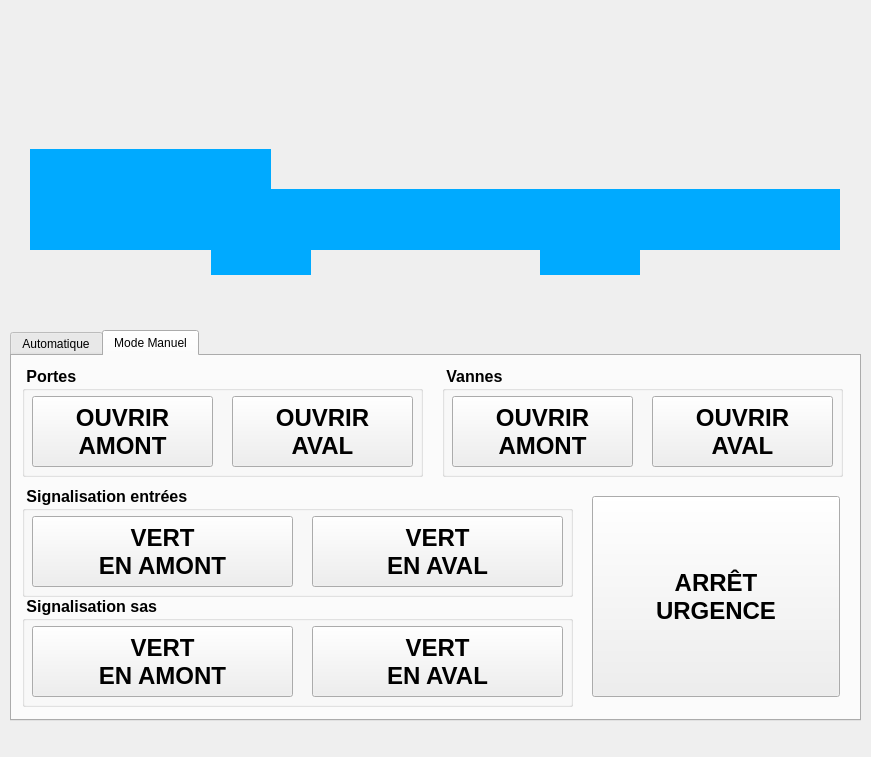
Above: mainwindow.ui from felsocim/Ecluse before the change. Below: the same form after it.
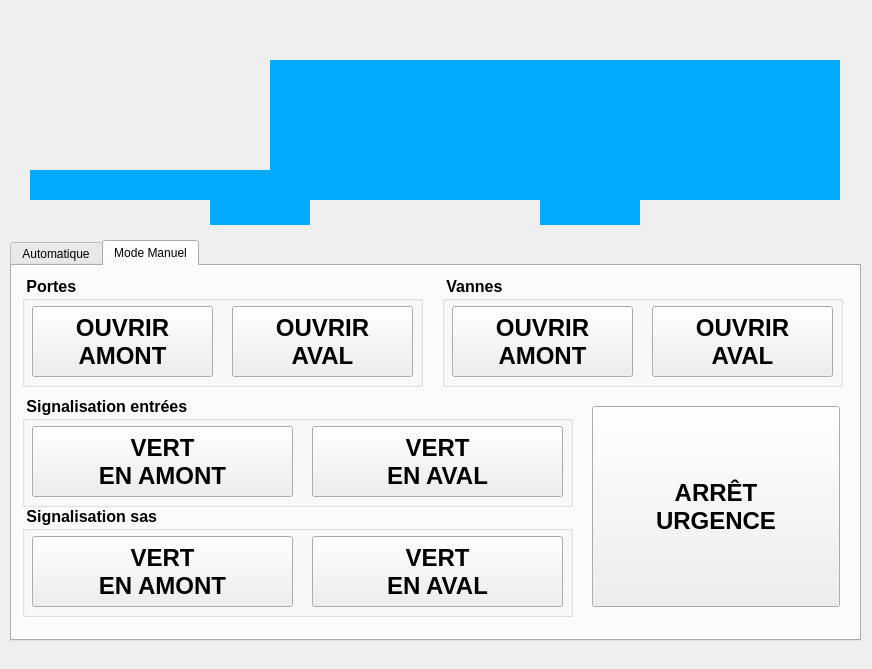
That is the form after the change. Icons and pictures are not drawn.

What changed in the file:
```diff
--- a/mainwindow.ui
+++ b/mainwindow.ui
@@ -6,8 +6,8 @@
    <rect>
     <x>0</x>
     <y>0</y>
-    <width>871</width>
-    <height>757</height>
+    <width>872</width>
+    <height>669</height>
    </rect>
   </property>
   <property name="windowTitle">
@@ -21,9 +21,9 @@
     <property name="geometry">
      <rect>
       <x>10</x>
-      <y>330</y>
+      <y>240</y>
       <width>851</width>
-      <height>391</height>
+      <height>401</height>
      </rect>
     </property>
     <property name="currentIndex">
@@ -974,7 +974,7 @@
     <property name="geometry">
      <rect>
       <x>30</x>
-      <y>250</y>
+      <y>200</y>
       <width>810</width>
       <height>25</height>
      </rect>
@@ -990,7 +990,7 @@
     <property name="geometry">
      <rect>
       <x>250</x>
-      <y>100</y>
+      <y>50</y>
       <width>25</width>
       <height>150</height>
      </rect>
@@ -1006,7 +1006,7 @@
     <property name="geometry">
      <rect>
       <x>580</x>
-      <y>100</y>
+      <y>50</y>
       <width>25</width>
       <height>150</height>
      </rect>
@@ -1022,9 +1022,9 @@
     <property name="geometry">
      <rect>
       <x>270</x>
-      <y>189</y>
+      <y>60</y>
       <width>310</width>
-      <height>61</height>
+      <height>140</height>
      </rect>
     </property>
     <property name="styleSheet">
@@ -1038,9 +1038,9 @@
     <property name="geometry">
      <rect>
       <x>30</x>
-      <y>149</y>
+      <y>170</y>
       <width>241</width>
-      <height>101</height>
+      <height>30</height>
      </rect>
     </property>
     <property name="styleSheet">
@@ -1054,9 +1054,9 @@
     <property name="geometry">
      <rect>
       <x>579</x>
-      <y>189</y>
+      <y>60</y>
       <width>261</width>
-      <height>61</height>
+      <height>140</height>
      </rect>
     </property>
     <property name="styleSheet">
@@ -1069,8 +1069,8 @@
    <widget class="QLabel" name="aniVanneAmont">
     <property name="geometry">
      <rect>
-      <x>211</x>
-      <y>250</y>
+      <x>210</x>
+      <y>200</y>
       <width>100</width>
       <height>25</height>
      </rect>
@@ -1086,7 +1086,7 @@
     <property name="geometry">
      <rect>
       <x>540</x>
-      <y>250</y>
+      <y>200</y>
       <width>100</width>
       <height>25</height>
      </rect>
@@ -1102,7 +1102,7 @@
     <property name="geometry">
      <rect>
       <x>250</x>
-      <y>250</y>
+      <y>200</y>
       <width>25</width>
       <height>25</height>
      </rect>
@@ -1118,7 +1118,7 @@
     <property name="geometry">
      <rect>
       <x>580</x>
-      <y>250</y>
+      <y>200</y>
       <width>25</width>
       <height>25</height>
      </rect>
@@ -1134,9 +1134,9 @@
     <property name="geometry">
      <rect>
       <x>60</x>
-      <y>80</y>
+      <y>100</y>
       <width>166</width>
-      <height>71</height>
+      <height>80</height>
      </rect>
     </property>
     <property name="text">
@@ -1166,7 +1166,7 @@
     <property name="geometry">
      <rect>
       <x>275</x>
-      <y>110</y>
+      <y>60</y>
       <width>31</width>
       <height>51</height>
      </rect>
@@ -1185,7 +1185,7 @@
     <property name="geometry">
      <rect>
       <x>550</x>
-      <y>110</y>
+      <y>60</y>
       <width>31</width>
       <height>51</height>
      </rect>
@@ -1203,7 +1203,7 @@
    <widget class="QLabel" name="aniFeuEntreeAval">
     <property name="geometry">
      <rect>
-      <x>620</x>
+      <x>615</x>
       <y>10</y>
       <width>50</width>
       <height>73</height>
@@ -1216,54 +1216,6 @@
      <pixmap resource="resimages.qrc">:/EcluseAuto/feu_rouge.png</pixmap>
     </property>
    </widget>
-   <widget class="QLabel" name="aniFond_2">
-    <property name="geometry">
-     <rect>
-      <x>30</x>
-      <y>270</y>
-      <width>810</width>
-      <height>25</height>
-     </rect>
-    </property>
-    <property name="text">
-     <string/>
-    </property>
-    <property name="pixmap">
-     <pixmap resource="resimages.qrc">:/EcluseAuto/fond.png</pixmap>
-    </property>
-   </widget>
-   <widget class="QLabel" name="aniFond_3">
-    <property name="geometry">
-     <rect>
-      <x>30</x>
-      <y>230</y>
-      <width>181</width>
-      <height>25</height>
-     </rect>
-    </property>
-    <property name="text">
-     <string/>
-    </property>
-    <property name="pixmap">
-     <pixmap resource="resimages.qrc">:/EcluseAuto/fond.png</pixmap>
-    </property>
-   </widget>
-   <widget class="QLabel" name="aniFond_4">
-    <property name="geometry">
-     <rect>
-      <x>30</x>
-      <y>210</y>
-      <width>181</width>
-      <height>25</height>
-     </rect>
-    </property>
-    <property name="text">
-     <string/>
-    </property>
-    <property name="pixmap">
-     <pixmap resource="resimages.qrc">:/EcluseAuto/fond.png</pixmap>
-    </property>
-   </widget>
    <zorder>aniNavire</zorder>
    <zorder>aniNiveauAval</zorder>
    <zorder>aniNiveauAmont</zorder>
```
Left out of the diff: 154 changed lines with no effect on the pictures.
